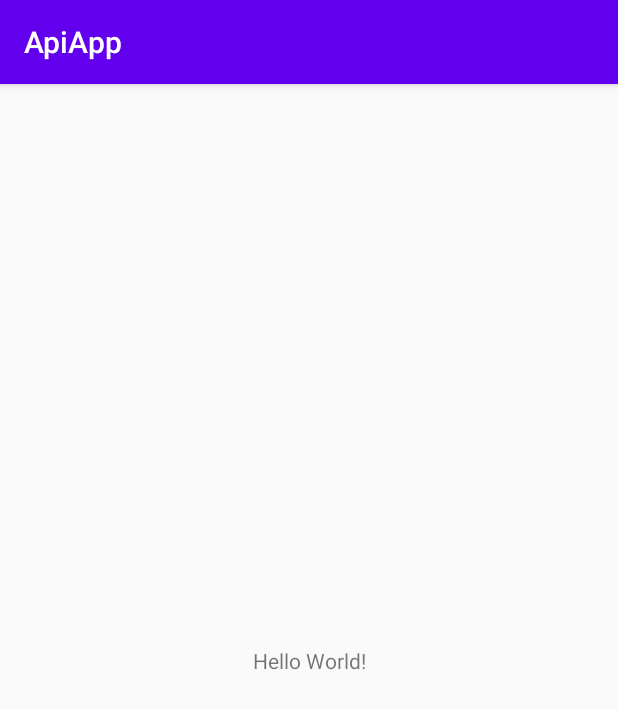
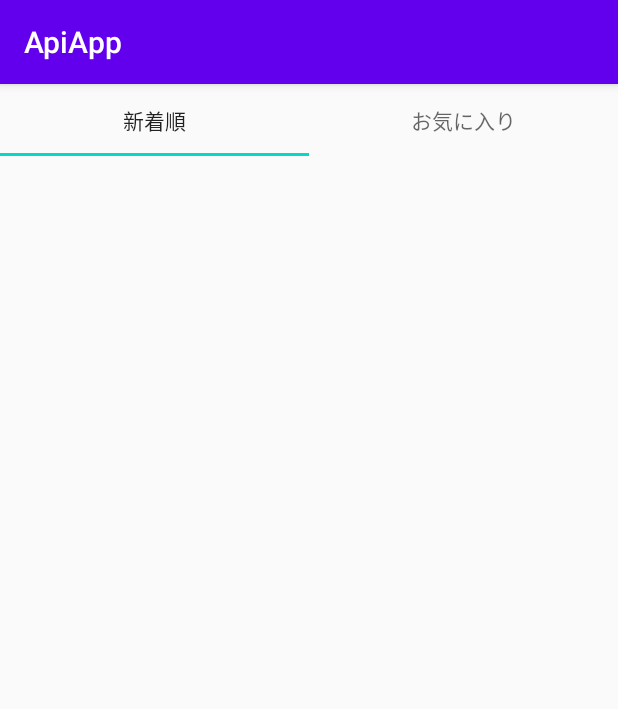
Before and after one commit to yukinkomob/ApiApp, an Android app: the screen it shows after launch (MainActivity), on a phone screen of 412 x 824 dp. Shown: the top 709 px of the screen. Run offline under Robolectric (Android 15) with nearby library versions, the phone set to English and light mode, and no system bars; libraries missing offline, so code that uses them is left out: jp.techacademy.yuki.

Commit message:
[mod] ベースファイルを追加

```diff
--- /dev/null
+++ b/app/src/main/java/jp/techacademy/yuki/nishimura/apiapp/ApiFragment.kt
@@ -0,0 +1,8 @@
+package jp.techacademy.yuki.nishimura.apiapp
+
+import androidx.fragment.app.Fragment
+
+class ApiFragment : Fragment() {
+
+
+}
--- /dev/null
+++ b/app/src/main/java/jp/techacademy/yuki/nishimura/apiapp/FavoriteFragment.kt
@@ -0,0 +1,6 @@
+package jp.techacademy.yuki.nishimura.apiapp
+
+import androidx.fragment.app.Fragment
+
+class FavoriteFragment : Fragment() {
+}
--- a/app/src/main/java/jp/techacademy/yuki/nishimura/apiapp/MainActivity.kt
+++ b/app/src/main/java/jp/techacademy/yuki/nishimura/apiapp/MainActivity.kt
@@ -1,11 +1,27 @@
 package jp.techacademy.yuki.nishimura.apiapp
 
+import android.os.Bundle
 import androidx.appcompat.app.AppCompatActivity
-import android.os.Bundle
+import androidx.viewpager2.widget.ViewPager2
+import com.google.android.material.tabs.TabLayoutMediator
+import kotlinx.android.synthetic.main.activity_main.*
 
 class MainActivity : AppCompatActivity() {
+
+    private val viewPagerAdapter by lazy { ViewPagerAdapter(this) }
+
     override fun onCreate(savedInstanceState: Bundle?) {
         super.onCreate(savedInstanceState)
         setContentView(R.layout.activity_main)
+
+        viewPager2.apply {
+            adapter = viewPagerAdapter
+            orientation = ViewPager2.ORIENTATION_HORIZONTAL
+            offscreenPageLimit = viewPagerAdapter.itemCount
+        }
+
+        TabLayoutMediator(tabLayout, viewPager2) { tab, position ->
+            tab.setText(viewPagerAdapter.titleIds[position])
+        }.attach()
     }
 }
--- /dev/null
+++ b/app/src/main/java/jp/techacademy/yuki/nishimura/apiapp/ViewPagerAdapter.kt
@@ -0,0 +1,20 @@
+package jp.techacademy.yuki.nishimura.apiapp
+
+import androidx.fragment.app.Fragment
+import androidx.fragment.app.FragmentActivity
+import androidx.viewpager2.adapter.FragmentStateAdapter
+
+class ViewPagerAdapter(fragmentActivity: FragmentActivity) : FragmentStateAdapter(fragmentActivity) {
+
+    val titleIds = listOf(R.string.tab_title_api, R.string.tab_title_favorite)
+
+    val fragments = listOf(ApiFragment(), FavoriteFragment())
+
+    override fun getItemCount(): Int {
+        return fragments.size
+    }
+
+    override fun createFragment(position: Int): Fragment {
+        return fragments[position]
+    }
+}
--- a/app/src/main/res/layout/activity_main.xml
+++ b/app/src/main/res/layout/activity_main.xml
@@ -6,13 +6,21 @@
     android:layout_height="match_parent"
     tools:context=".MainActivity">
 
-    <TextView
-        android:layout_width="wrap_content"
+    <com.google.android.material.tabs.TabLayout
+        android:id="@+id/tabLayout"
+        android:layout_width="0dp"
         android:layout_height="wrap_content"
-        android:text="Hello World!"
-        app:layout_constraintBottom_toBottomOf="parent"
-        app:layout_constraintLeft_toLeftOf="parent"
-        app:layout_constraintRight_toRightOf="parent"
+        app:layout_constraintEnd_toEndOf="parent"
+        app:layout_constraintStart_toStartOf="parent"
         app:layout_constraintTop_toTopOf="parent" />
 
+    <androidx.viewpager2.widget.ViewPager2
+        android:id="@+id/viewPager2"
+        android:layout_width="0dp"
+        android:layout_height="0dp"
+        app:layout_constraintBottom_toBottomOf="parent"
+        app:layout_constraintEnd_toEndOf="parent"
+        app:layout_constraintStart_toStartOf="parent"
+        app:layout_constraintTop_toBottomOf="@id/tabLayout" />
+
 </androidx.constraintlayout.widget.ConstraintLayout>
--- a/app/src/main/res/values/strings.xml
+++ b/app/src/main/res/values/strings.xml
@@ -1,3 +1,9 @@
 <resources>
     <string name="app_name">ApiApp</string>
+    <string name="tab_title_api">新着順</string>
+    <string name="tab_title_favorite">お気に入り</string>
+
+    <string name="base_url">https://webservice.recruit.co.jp/hotpepper/gourmet/v1/</string>
+    <string name="api_key">6cf9f3cfeb4877aa</string>
+    <string name="api_keyword">ランチ</string>
 </resources>
```
Also changed, not shown: app/src/main/res/drawable/ic_star.xml (added, +10 -0 lines), app/src/main/res/drawable/ic_star_border.xml (added, +10 -0 lines), app/src/main/res/layout/fragment_api.xml (added, +23 -0 lines), app/src/main/res/layout/recycler_favorite.xml (added, +46 -0 lines).
